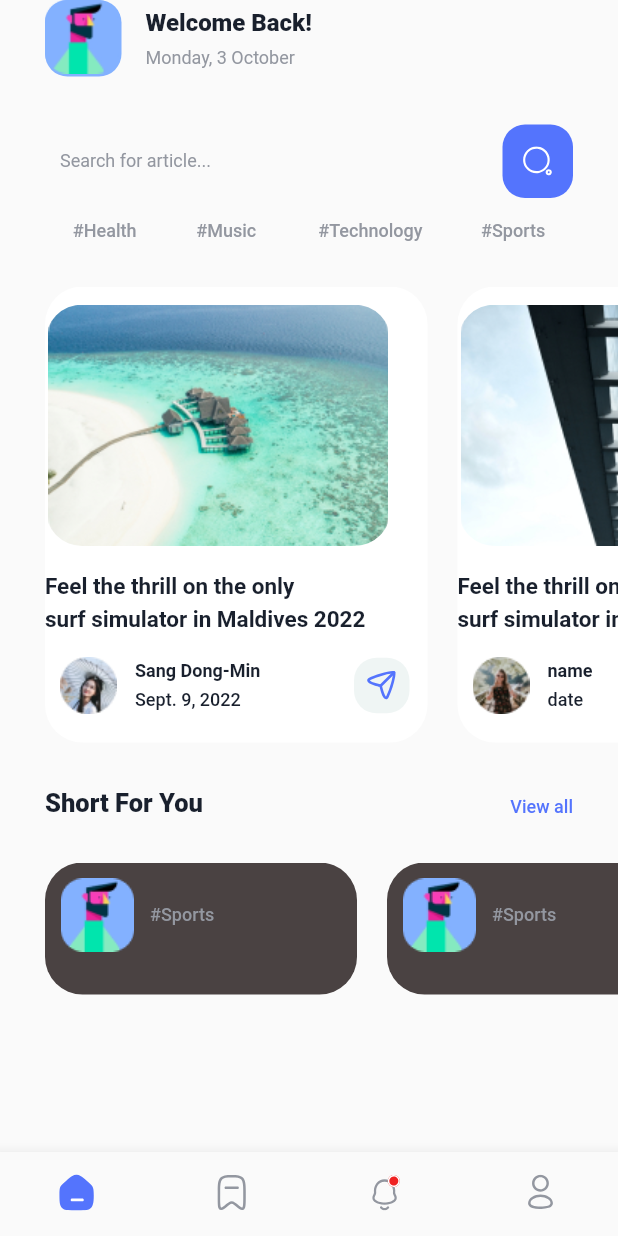
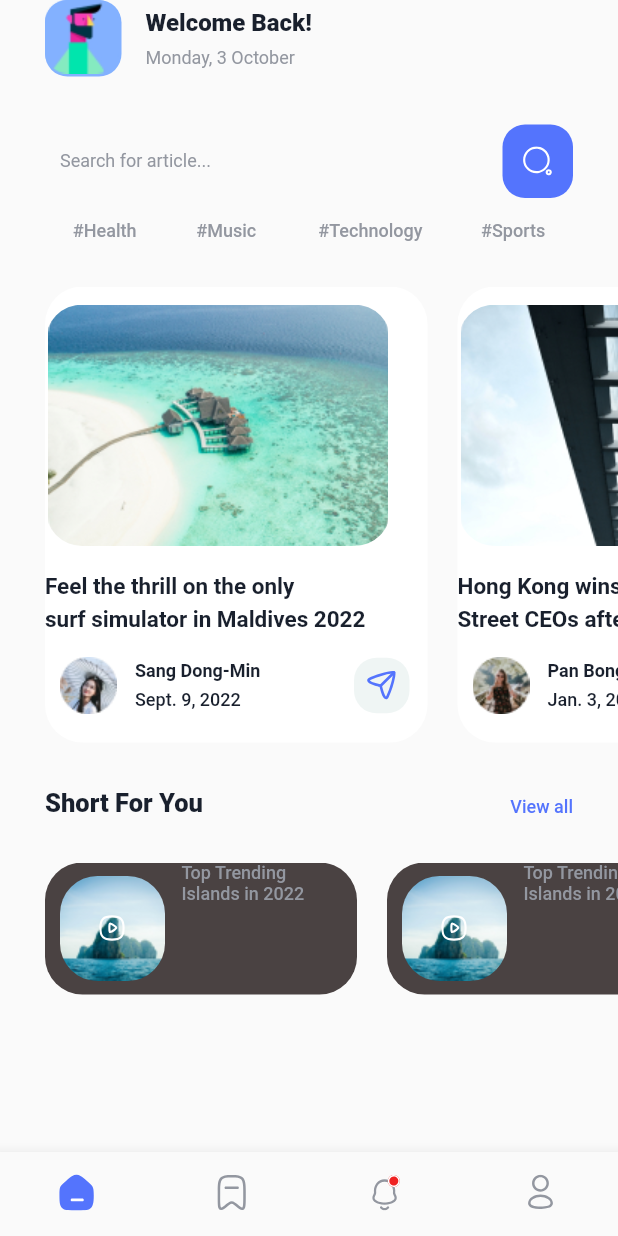
Before and after one commit to Emyeeeel/mobile_news_app, a Flutter app: the screen it shows after launch, on a phone screen of 412 x 824 dp. Run offline on Flutter 3.47's test engine with Material 2 defaults, Android fonts, the phone set to English and light mode, and no system bars; our stand-ins replace device_preview, flutter_svg; Roboto replaces fonts that are missing (Gellix).

Commit message:
started drafting and layouting on the widget for the second listviewbuilder widgets in the screen1

```diff
--- a/lib/listviewWidgets.dart
+++ b/lib/listviewWidgets.dart
@@ -183,7 +183,7 @@ class HorizontalList_2 extends StatelessWidget {
                       crossAxisAlignment: CrossAxisAlignment.start,
                       children: [
                         Text(
-                          'Feel the thrill on the only',
+                          'Hong Kong wins over Wall',
                           style: TextStyle(
                             fontFamily: 'Gellix',
                             fontSize: 15,
@@ -195,7 +195,7 @@ class HorizontalList_2 extends StatelessWidget {
                           height: 4,
                         ),
                         Text(
-                          'surf simulator in Maldives',
+                          'Street CEOs after lifting strict',
                           style: TextStyle(
                             fontFamily: 'Gellix',
                             fontSize: 15,
@@ -229,7 +229,7 @@ class HorizontalList_2 extends StatelessWidget {
                               crossAxisAlignment: CrossAxisAlignment.start,
                               children: [
                                 Text(
-                                  'name',
+                                  'Pan Bong',
                                   style: TextStyle(
                                     fontFamily: 'Gellix',
                                     fontSize: 12,
@@ -241,7 +241,7 @@ class HorizontalList_2 extends StatelessWidget {
                                   height: 5,
                                 ),
                                 Text(
-                                  'date',
+                                  'Jan. 3, 2022',
                                   style: TextStyle(
                                     fontFamily: 'Gellix',
                                     fontSize: 12,
@@ -295,9 +295,11 @@ class HorizontalList1 extends StatelessWidget {
         child: SizedBox(
           width: 208,
           height: 88,
-          child: Stack(
+          child: Padding(
+            padding: const EdgeInsets.fromLTRB(10, 0, 0, 0),
+            child: Row(
               children: [
-              Row(
+                Stack(
                   children: [
                     SizedBox(
                       width: 70,
@@ -306,11 +308,37 @@ class HorizontalList1 extends StatelessWidget {
                         decoration: BoxDecoration(
                             borderRadius: BorderRadius.circular(25),
                             image: const DecorationImage(
-                              image: AssetImage("assets/png/Vector.png"))),
+                                image: AssetImage("assets/png/listview2.png"))),
                       ),
                     ),
-                  const Text(
-                    '#Sports',
+                    Positioned(
+                      top: (70 - 18) / 2,
+                      left: (70 - 18) / 2,
+                      child: SizedBox(
+                        child: SvgPicture.asset('assets/svg/play_icon.svg'),
+                        width: 18,
+                        height: 18,
+                      ),
+                    )
+                  ],
+                ),
+                const SizedBox(
+                  width: 11,
+                ),
+                const Column(
+                  crossAxisAlignment: CrossAxisAlignment.start,
+                  children: [
+                    Text(
+                      'Top Trending',
+                      style: TextStyle(
+                        fontFamily: 'Gellix',
+                        fontSize: 12,
+                        fontWeight: FontWeight.w500,
+                        color: Color(0xFF9397A0),
+                      ),
+                    ),
+                    Text(
+                      'Islands in 2022',
                       style: TextStyle(
                         fontFamily: 'Gellix',
                         fontSize: 12,
@@ -324,6 +352,7 @@ class HorizontalList1 extends StatelessWidget {
             ),
           ),
         ),
+      ),
     );
   }
 }
--- a/lib/screens/screen1.dart
+++ b/lib/screens/screen1.dart
@@ -227,7 +227,7 @@ class _HomescreenState extends State<Homescreen> {
                 SizedBox(
                   height: 304,
                   child: ListView.builder(
-                      itemCount: 2,
+                      itemCount: 3,
                       scrollDirection: Axis.horizontal,
                       itemBuilder: (context, index) {
                         if (index == 1) {
@@ -281,7 +281,7 @@ class _HomescreenState extends State<Homescreen> {
                 SizedBox(
                     height: 88,
                     child: ListView.builder(
-                        itemCount: 2,
+                        itemCount: 3,
                         scrollDirection: Axis.horizontal,
                         itemBuilder: (context, index) {
                           return HorizontalList1();
```
Lines whose indentation alone changed are shown as unchanged.
